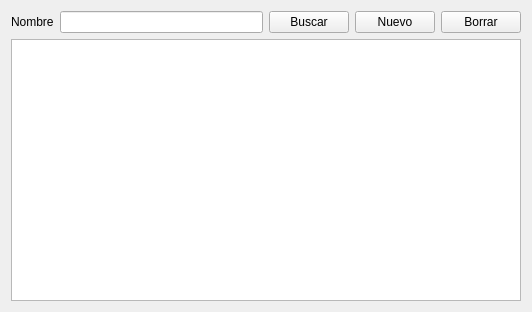
Old version of the form banta/res/ui/ttax.ui in the repository jerobarraco/banta.
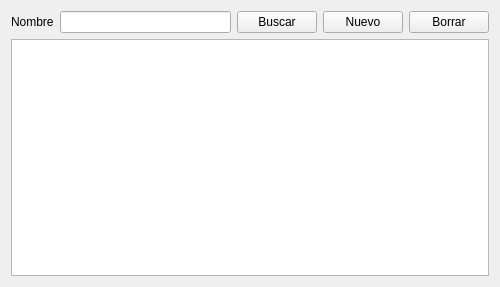
New version of the form.

Commit message: Type taxes webservice ui taxes producto cantidad flotante

What changed in the file:
```diff
--- a/banta/res/ui/ttax.ui
+++ b/banta/res/ui/ttax.ui
@@ -6,8 +6,8 @@
    <rect>
     <x>0</x>
     <y>0</y>
-    <width>532</width>
-    <height>312</height>
+    <width>500</width>
+    <height>287</height>
    </rect>
   </property>
   <property name="windowTitle">
```
Left out of the diff: 20 changed lines with no effect on the pictures. The commit also changes 5 other files.
